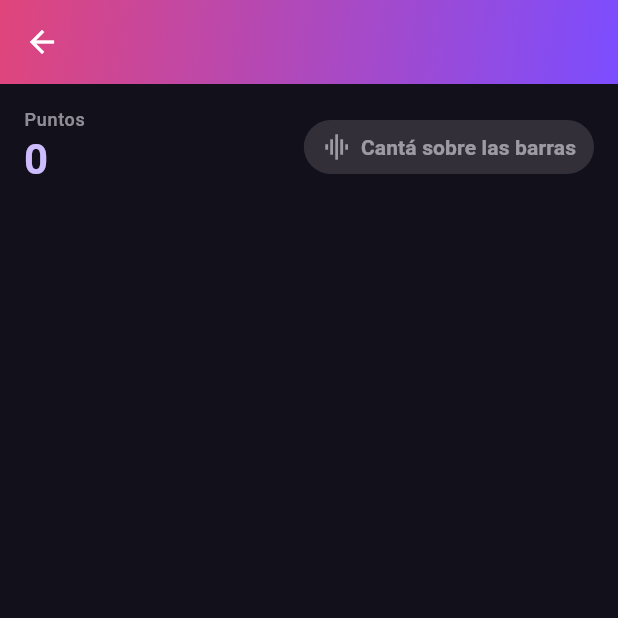
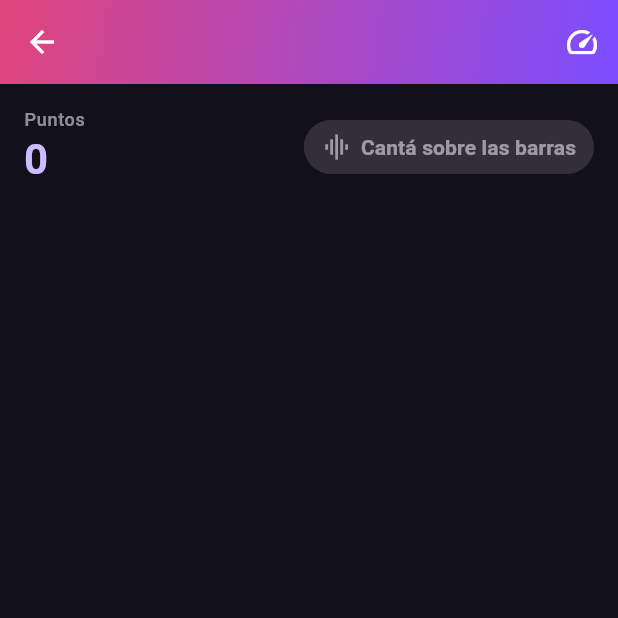
Before and after one commit to alexisfagnolad-beep/app-karaoke-musica, a Flutter app: the KaraokeScreen screen opened directly with empty values, on a phone screen of 412 x 824 dp, the top half of it. Run offline on Flutter 3.47's test engine with Material 3 defaults, Android fonts, the phone set to English and light mode, and no system bars; our stand-ins replace file_picker, flutter_secure_storage, just_audio, open_filex, package_info_plus, permission_handler; missing offline and left inert: flutter_audio_capture, pitch_detector_dart; accounts and stored records are empty; network calls fail.

Commit message:
Práctica: bajar tempo en todos los modos, aprender en piano y acierto verde
Tres pedidos:
- Tempo: botón de velocidad (Normal/Lento/Muy lento) en karaoke, piano y
  batería. player.setSpeed conserva el tono; como todo se sincroniza con la
  posición del reproductor, las barras/notas siguen alineadas al audio lento.
- "Aprender en piano" cualquier canción melódica (voz o instrumento): toca la
  melodía PRINCIPAL de todo el tema en el teclado de colores (opción en la
  biblioteca -> abre la pantalla de piano con esa melodía).
- Piano: la tecla se pinta VERDE festivo cuando el aprendiz toca la correcta
  (la que marca la melodía); ámbar si toca otra.

Co-Authored-By: Claude Opus 4.8 <noreply@anthropic.com>
Claude-Session: https://claude.ai/code/session_01YTrSmuHpnRj1oa43gKrDhM

```diff
--- a/lib/features/karaoke/presentation/drum_learn_screen.dart
+++ b/lib/features/karaoke/presentation/drum_learn_screen.dart
@@ -5,6 +5,7 @@ import '../../../shared/ui/app_ui.dart';
 import '../data/karaoke_controller.dart';
 import '../domain/rhythm.dart';
 import 'drum_learn_view.dart';
+import 'tempo_button.dart';
 
 /// Pantalla de batería estilo Guitar Hero: horizontal, a pantalla completa,
 /// con carriles que caen a una batería dibujada que se ilumina al golpear.
@@ -89,6 +90,7 @@ class _DrumLearnScreenState extends State<DrumLearnScreen> {
                     ),
                   ),
                 ),
+                TempoButton(controller: _c, dark: true),
                 Text(
                   'Golpes: ${_c.hits}',
                   style: const TextStyle(
--- a/lib/features/karaoke/presentation/karaoke_screen.dart
+++ b/lib/features/karaoke/presentation/karaoke_screen.dart
@@ -10,6 +10,7 @@ import 'lyrics_view.dart';
 import 'piano_roll_view.dart';
 import 'pitch_roll_view.dart';
 import 'stage_screen.dart';
+import 'tempo_button.dart';
 
 /// Pantalla de práctica con puntaje: reproduce el instrumental, muestra la guía
 /// en vivo (nota objetivo vs tu nota, o los golpes) y al final el puntaje.
@@ -76,6 +77,7 @@ class _KaraokeScreenState extends State<KaraokeScreen> {
         widget.title,
         colors: const [AppColors.pink, AppColors.purple],
         actions: [
+          TempoButton(controller: _c),
           if (widget.melody != null)
             IconButton(
               tooltip: _pianoView ? 'Ver barras' : 'Ver piano',
--- a/lib/features/karaoke/presentation/piano_learn_screen.dart
+++ b/lib/features/karaoke/presentation/piano_learn_screen.dart
@@ -5,6 +5,7 @@ import '../../../shared/ui/app_ui.dart';
 import '../data/karaoke_controller.dart';
 import '../domain/melody.dart';
 import 'piano_learn_view.dart';
+import 'tempo_button.dart';
 
 /// Pantalla de piano estilo Yousician: horizontal, a pantalla completa, con
 /// pentagrama arriba y teclado de colores abajo. Comparte la lógica del
@@ -91,6 +92,7 @@ class _PianoLearnScreenState extends State<PianoLearnScreen> {
                     ),
                   ),
                 ),
+                TempoButton(controller: _c, dark: true),
                 if (_c.running)
                   Text(
                     '${_c.liveScore} pts',
--- /dev/null
+++ b/lib/features/karaoke/presentation/tempo_button.dart
@@ -0,0 +1,38 @@
+import 'package:flutter/material.dart';
+
+import '../data/karaoke_controller.dart';
+
+/// Botón para bajar la velocidad (tempo) desde cualquier modo. El tono no
+/// cambia (no suena grave); todo sigue sincronizado con la reproducción.
+class TempoButton extends StatelessWidget {
+  const TempoButton({super.key, required this.controller, this.dark = false});
+
+  final KaraokeController controller;
+
+  /// true en overlays oscuros (piano/batería a pantalla completa).
+  final bool dark;
+
+  static const List<double> _speeds = [1.0, 0.75, 0.5];
+  static const Map<double, String> _labels = {
+    1.0: 'Normal (1x)',
+    0.75: 'Lento (0.75x)',
+    0.5: 'Muy lento (0.5x)',
+  };
+
+  @override
+  Widget build(BuildContext context) {
+    return PopupMenuButton<double>(
+      tooltip: 'Velocidad',
+      icon: Icon(Icons.speed, color: dark ? Colors.white : null),
+      onSelected: controller.setTempo,
+      itemBuilder: (_) => [
+        for (final s in _speeds)
+          CheckedPopupMenuItem(
+            value: s,
+            checked: (controller.tempo - s).abs() < 0.01,
+            child: Text(_labels[s]!),
+          ),
+      ],
+    );
+  }
+}
```
Also changed, not shown: lib/features/karaoke/data/karaoke_controller.dart (+16 -0 lines), lib/features/karaoke/presentation/piano_learn_view.dart (+31 -4 lines), lib/features/library/presentation/library_screen.dart (+36 -0 lines).
